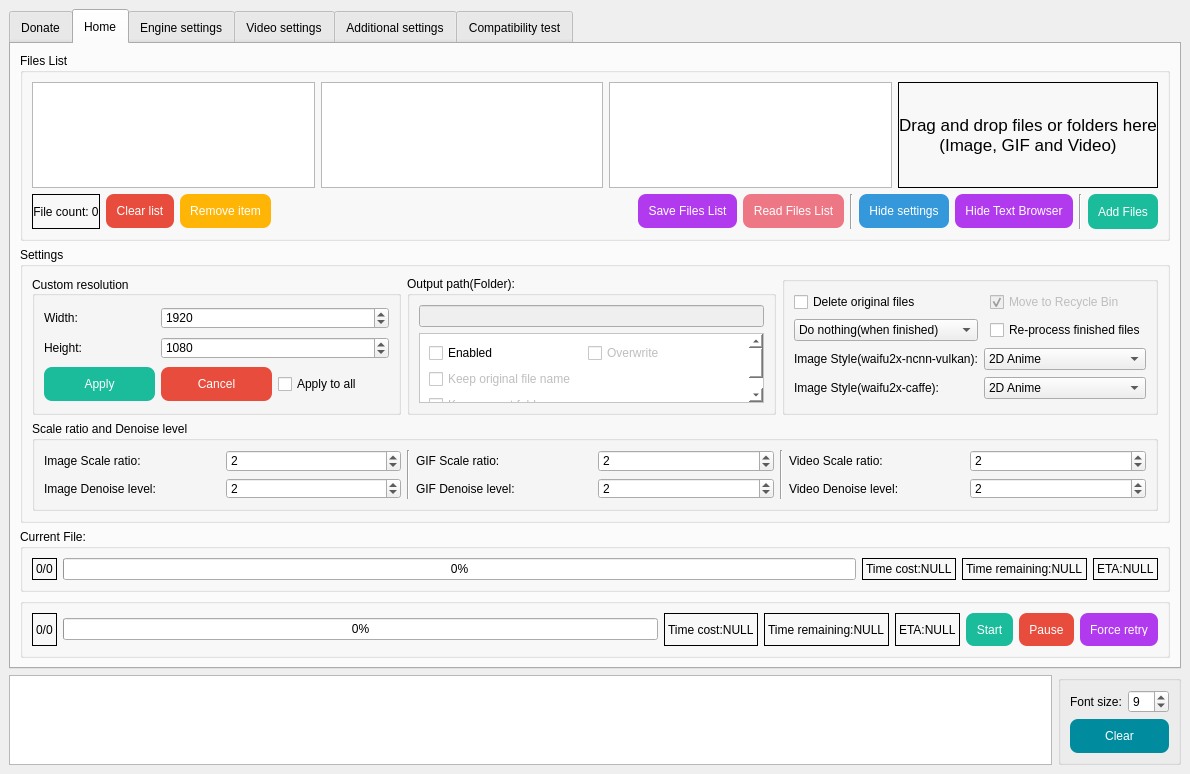
Qt form SRC/Waifu2x-Extension-QT/mainwindow.ui (AaronFeng753/Waifu2x-Extension-GUI) before a commit.
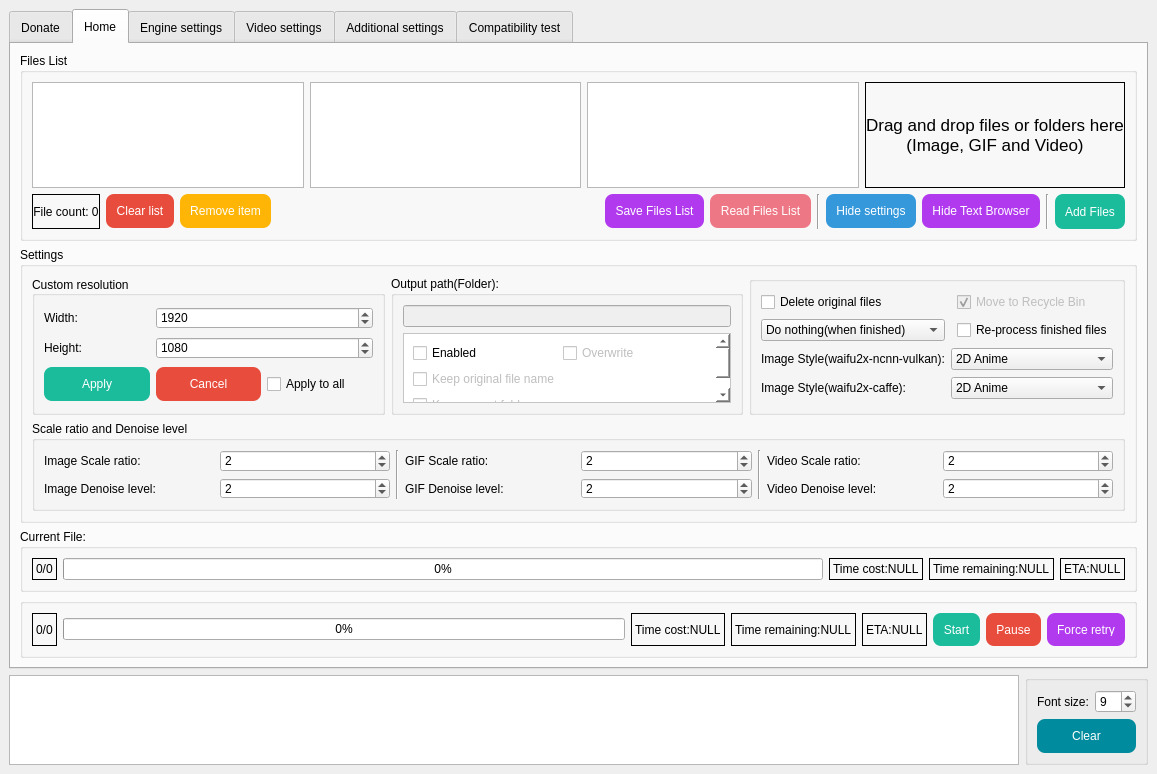
The same form after that commit. The open tabs and pages were chosen to show the change. Icons and pictures are not drawn.

The edit to the form file:
```diff
--- a/SRC/Waifu2x-Extension-QT/mainwindow.ui
+++ b/SRC/Waifu2x-Extension-QT/mainwindow.ui
@@ -6,7 +6,7 @@
    <rect>
     <x>0</x>
     <y>0</y>
-    <width>1190</width>
+    <width>1157</width>
     <height>774</height>
    </rect>
   </property>
@@ -1755,7 +1755,7 @@
                   <rect>
                    <x>0</x>
                    <y>0</y>
-                   <width>237</width>
+                   <width>233</width>
                    <height>95</height>
                   </rect>
                  </property>
```
Left out of the diff: 10 changed lines with no effect on the pictures.
